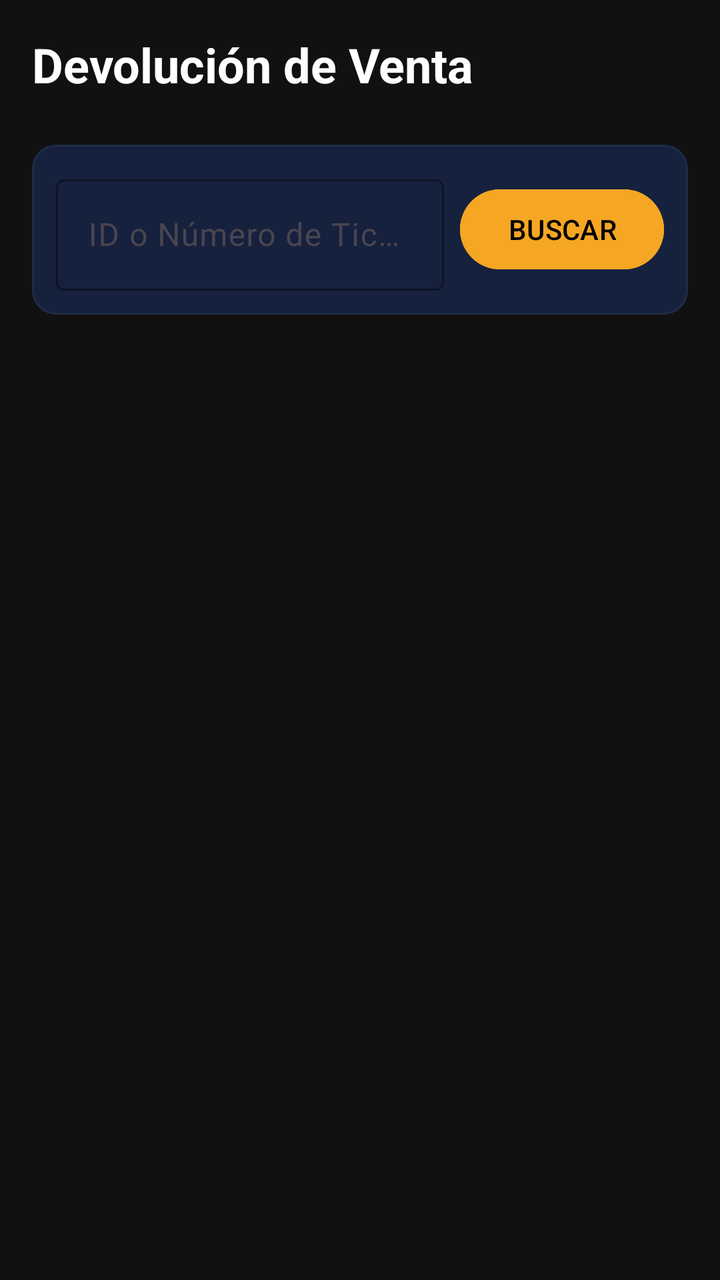
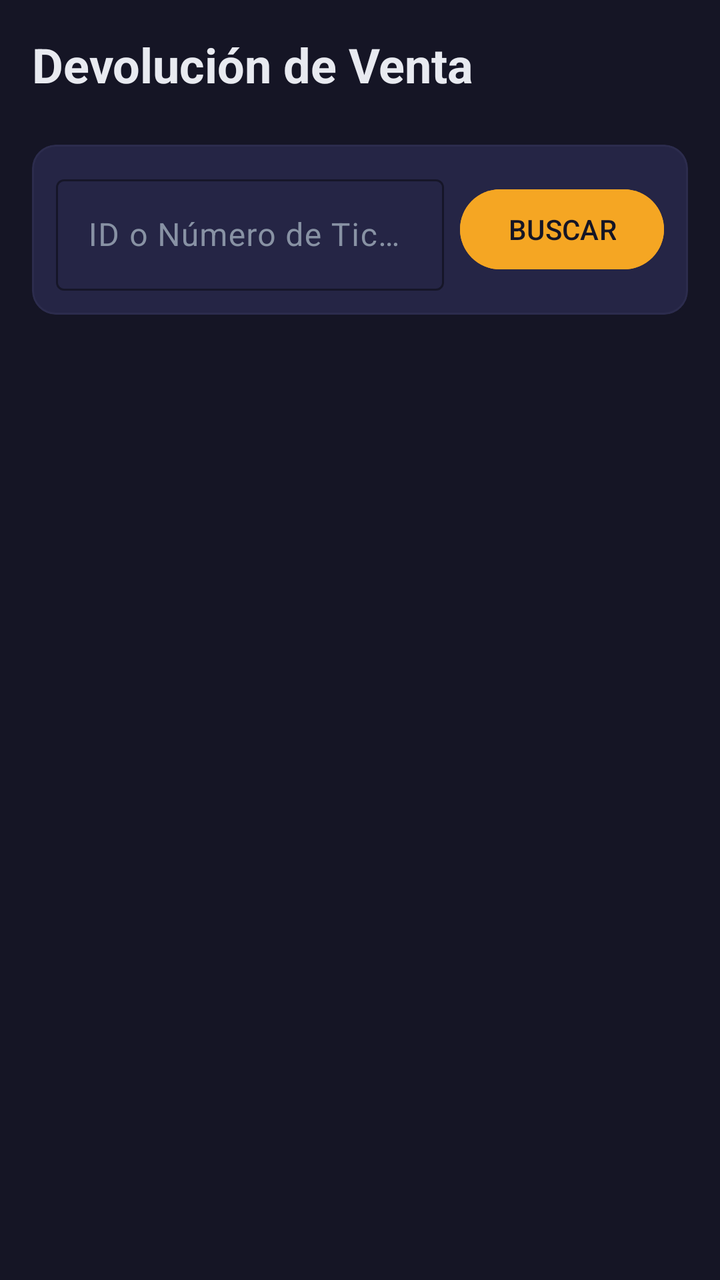

Screens rendered from an Android XML layout before and after an edit, with the pre-edit source and the edit as a unified diff.
<!-- AndroidManifest.xml: application theme Theme.Electrobazar -->
<!-- res/layout/fragment_returns.xml -->
<?xml version="1.0" encoding="utf-8"?>
<androidx.coordinatorlayout.widget.CoordinatorLayout xmlns:android="http://schemas.android.com/apk/res/android"
    xmlns:app="http://schemas.android.com/apk/res-auto"
    android:layout_width="match_parent"
    android:layout_height="match_parent"
    android:background="@color/background">

    <androidx.core.widget.NestedScrollView
        android:layout_width="match_parent"
        android:layout_height="match_parent"
        android:fillViewport="true">

        <LinearLayout
            android:layout_width="match_parent"
            android:layout_height="wrap_content"
            android:orientation="vertical"
            android:padding="16dp">

            
            <TextView
                android:layout_width="match_parent"
                android:layout_height="wrap_content"
                android:text="Devolución de Venta"
                android:textColor="@color/white"
                android:textSize="24sp"
                android:textStyle="bold"
                android:layout_marginBottom="24dp" />

            
            <com.google.android.material.card.MaterialCardView
                android:layout_width="match_parent"
                android:layout_height="wrap_content"
                app:cardBackgroundColor="@color/primary_variant"
                app:cardCornerRadius="12dp"
                app:strokeColor="@color/border"
                app:strokeWidth="1dp"
                android:layout_marginBottom="16dp">

                <LinearLayout
                    android:layout_width="match_parent"
                    android:layout_height="wrap_content"
                    android:orientation="horizontal"
                    android:padding="12dp"
                    android:gravity="center_vertical">

                    <com.google.android.material.textfield.TextInputLayout
                        android:layout_width="0dp"
                        android:layout_height="wrap_content"
                        android:layout_weight="1"
                        android:hint="ID o Número de Ticket"
                        app:boxStrokeColor="@color/accent"
                        app:hintTextColor="@color/accent">

                        <com.google.android.material.textfield.TextInputEditText
                            android:id="@+id/returnSearchInput"
                            android:layout_width="match_parent"
                            android:layout_height="wrap_content"
                            android:inputType="text"
                            android:textColor="@color/white" />
                    </com.google.android.material.textfield.TextInputLayout>

                    <com.google.android.material.button.MaterialButton
                        android:id="@+id/btnSearchTicket"
                        android:layout_width="wrap_content"
                        android:layout_height="wrap_content"
                        android:layout_marginStart="8dp"
                        android:text="BUSCAR"
                        android:backgroundTint="@color/accent"
                        android:textColor="@color/black" />
                </LinearLayout>
            </com.google.android.material.card.MaterialCardView>

            
            <ProgressBar
                android:id="@+id/loadingProgress"
                android:layout_width="wrap_content"
                android:layout_height="wrap_content"
                android:layout_gravity="center"
                android:visibility="gone" />

            
            <LinearLayout
                android:id="@+id/returnDetailsContainer"
                android:layout_width="match_parent"
                android:layout_height="wrap_content"
                android:orientation="vertical"
                android:visibility="gone">

                
                <com.google.android.material.card.MaterialCardView
                    android:layout_width="match_parent"
                    android:layout_height="wrap_content"
                    app:cardBackgroundColor="@color/primary_variant"
                    app:cardCornerRadius="12dp"
                    app:strokeColor="@color/border"
                    app:strokeWidth="1dp"
                    android:layout_marginBottom="16dp">

                    <LinearLayout
                        android:layout_width="match_parent"
                        android:layout_height="wrap_content"
                        android:orientation="vertical"
                        android:padding="16dp">

                        <TextView
                            android:id="@+id/saleInfoText"
                            android:layout_width="wrap_content"
                            android:layout_height="wrap_content"
                            android:text="Ticket #123 - 13/03/2026"
                            android:textColor="@color/white"
                            android:textStyle="bold"
                            android:layout_marginBottom="4dp" />

                        <TextView
                            android:id="@+id/saleCustomerText"
                            android:layout_width="wrap_content"
                            android:layout_height="wrap_content"
                            android:text="Cliente: Sin cliente"
                            android:textColor="@color/text_muted" />

                        <TextView
                            android:id="@+id/saleTotalText"
                            android:layout_width="wrap_content"
                            android:layout_height="wrap_content"
                            android:text="Total: 150.00€"
                            android:textColor="@color/info"
                            android:textStyle="bold"
                            android:layout_marginTop="8dp" />

                    </LinearLayout>
                </com.google.android.material.card.MaterialCardView>

                
                <LinearLayout
                    android:layout_width="match_parent"
                    android:layout_height="wrap_content"
                    android:orientation="horizontal"
                    android:padding="8dp"
                    android:background="@color/primary_variant"
                    android:layout_marginBottom="1dp">
                    <TextView android:layout_width="0dp" android:layout_height="wrap_content" android:layout_weight="3" android:text="Producto" android:textColor="@color/text_muted" android:textSize="12sp" />
                    <TextView android:layout_width="0dp" android:layout_height="wrap_content" android:layout_weight="1" android:text="Vendido" android:textColor="@color/text_muted" android:textSize="12sp" android:gravity="center" />
                    <TextView android:layout_width="0dp" android:layout_height="wrap_content" android:layout_weight="1" android:text="Devolver" android:textColor="@color/text_muted" android:textSize="12sp" android:gravity="center" />
                </LinearLayout>

                
                <androidx.recyclerview.widget.RecyclerView
                    android:id="@+id/returnLinesRecyclerView"
                    android:layout_width="match_parent"
                    android:layout_height="wrap_content"
                    android:nestedScrollingEnabled="false"
                    android:layout_marginBottom="24dp" />

                
                <com.google.android.material.card.MaterialCardView
                    android:layout_width="match_parent"
                    android:layout_height="wrap_content"
                    app:cardBackgroundColor="@color/primary_variant"
                    app:cardCornerRadius="12dp"
                    app:strokeColor="@color/border"
                    app:strokeWidth="1dp">

                    <LinearLayout
                        android:layout_width="match_parent"
                        android:layout_height="wrap_content"
                        android:orientation="vertical"
                        android:padding="16dp">

                        <TextView
                            android:layout_width="wrap_content"
                            android:layout_height="wrap_content"
                            android:text="Método de Reembolso"
                            android:textColor="@color/text_muted"
                            android:layout_marginBottom="8dp" />

                        <Spinner
                            android:id="@+id/refundMethodSpinner"
                            android:layout_width="match_parent"
                            android:layout_height="48dp"
                            android:backgroundTint="@color/white"
                            android:layout_marginBottom="16dp" />

                        <com.google.android.material.textfield.TextInputLayout
                            android:layout_width="match_parent"
                            android:layout_height="wrap_content"
                            android:hint="Motivo de devolución"
                            app:boxStrokeColor="@color/accent"
                            android:layout_marginBottom="20dp">

                            <com.google.android.material.textfield.TextInputEditText
                                android:id="@+id/returnReasonInput"
                                android:layout_width="match_parent"
                                android:layout_height="wrap_content"
                                android:textColor="@color/white" />
                        </com.google.android.material.textfield.TextInputLayout>

                        <TextView
                            android:id="@+id/totalRefundPreviewText"
                            android:layout_width="match_parent"
                            android:layout_height="wrap_content"
                            android:text="Total a devolver: 0.00€"
                            android:textColor="@color/accent"
                            android:textSize="20sp"
                            android:textStyle="bold"
                            android:gravity="center"
                            android:layout_marginBottom="20dp" />

                        <com.google.android.material.button.MaterialButton
                            android:id="@+id/btnSubmitReturn"
                            android:layout_width="match_parent"
                            android:layout_height="56dp"
                            android:text="PROCESAR DEVOLUCIÓN"
                            android:backgroundTint="@color/accent"
                            android:textColor="@color/black"
                            app:cornerRadius="8dp" />

                    </LinearLayout>
                </com.google.android.material.card.MaterialCardView>

            </LinearLayout>

        </LinearLayout>
    </androidx.core.widget.NestedScrollView>

</androidx.coordinatorlayout.widget.CoordinatorLayout>
<!-- resources referenced by this layout -->
<resources>
  <color name="accent">#f5a623</color>
  <color name="background">#111111</color>
  <color name="black">#000000</color>
  <color name="border">#1e2d45</color>
  <color name="info">#3b82f6</color>
  <color name="primary_variant">#16213e</color>
  <color name="text_muted">#8892a4</color>
  <color name="white">#FFFFFF</color>
  <style name="Theme.Electrobazar" parent="Base.Theme.Electrobazar" />
  <style name="Base.Theme.Electrobazar" parent="Theme.Material3.DayNight.NoActionBar">
          <item name="colorPrimary">@color/primary</item>
          <item name="colorSecondary">@color/secondary</item>
          <item name="android:windowBackground">@color/background</item>
          <item name="android:textColorPrimary">@color/text_main</item>
          <item name="colorError">@color/danger</item>
      </style>
  <color name="primary">#1a1a2e</color>
  <color name="secondary">#16213e</color>
  <color name="text_main">#e8eaf0</color>
  <color name="danger">#ef4444</color>
</resources>

<!-- the commit's change to res/layout/fragment_returns.xml (unified diff, before → after) -->
@@ -3,7 +3,7 @@
     xmlns:app="http://schemas.android.com/apk/res-auto"
     android:layout_width="match_parent"
     android:layout_height="match_parent"
-    android:background="@color/background">
+    android:background="?attr/android:windowBackground">
 
     <androidx.core.widget.NestedScrollView
         android:layout_width="match_parent"
@@ -21,7 +21,7 @@
                 android:layout_width="match_parent"
                 android:layout_height="wrap_content"
                 android:text="Devolución de Venta"
-                android:textColor="@color/white"
+                android:textColor="?attr/android:textColorPrimary"
                 android:textSize="24sp"
                 android:textStyle="bold"
                 android:layout_marginBottom="24dp" />
@@ -30,9 +30,9 @@
             <com.google.android.material.card.MaterialCardView
                 android:layout_width="match_parent"
                 android:layout_height="wrap_content"
-                app:cardBackgroundColor="@color/primary_variant"
+                app:cardBackgroundColor="?attr/colorSurface"
                 app:cardCornerRadius="12dp"
-                app:strokeColor="@color/border"
+                app:strokeColor="?attr/colorOutline"
                 app:strokeWidth="1dp"
                 android:layout_marginBottom="16dp">
 
@@ -48,15 +48,15 @@
                         android:layout_height="wrap_content"
                         android:layout_weight="1"
                         android:hint="ID o Número de Ticket"
-                        app:boxStrokeColor="@color/accent"
-                        app:hintTextColor="@color/accent">
+                        app:boxStrokeColor="?attr/colorPrimary"
+                        app:hintTextColor="?attr/colorPrimary">
 
                         <com.google.android.material.textfield.TextInputEditText
                             android:id="@+id/returnSearchInput"
                             android:layout_width="match_parent"
                             android:layout_height="wrap_content"
                             android:inputType="text"
-                            android:textColor="@color/white" />
+                            android:textColor="?attr/android:textColorPrimary" />
                     </com.google.android.material.textfield.TextInputLayout>
 
                     <com.google.android.material.button.MaterialButton
@@ -65,8 +65,8 @@
                         android:layout_height="wrap_content"
                         android:layout_marginStart="8dp"
                         android:text="BUSCAR"
-                        android:backgroundTint="@color/accent"
-                        android:textColor="@color/black" />
+                        android:backgroundTint="?attr/colorPrimary"
+                        android:textColor="?attr/android:windowBackground" />
                 </LinearLayout>
             </com.google.android.material.card.MaterialCardView>
 
@@ -90,9 +90,9 @@
                 <com.google.android.material.card.MaterialCardView
                     android:layout_width="match_parent"
                     android:layout_height="wrap_content"
-                    app:cardBackgroundColor="@color/primary_variant"
+                    app:cardBackgroundColor="?attr/colorSurface"
                     app:cardCornerRadius="12dp"
-                    app:strokeColor="@color/border"
+                    app:strokeColor="?attr/colorOutline"
                     app:strokeWidth="1dp"
                     android:layout_marginBottom="16dp">
 
@@ -107,7 +107,7 @@
                             android:layout_width="wrap_content"
                             android:layout_height="wrap_content"
                             android:text="Ticket #123 - 13/03/2026"
-                            android:textColor="@color/white"
+                            android:textColor="?attr/android:textColorPrimary"
                             android:textStyle="bold"
                             android:layout_marginBottom="4dp" />
 
@@ -116,14 +116,14 @@
                             android:layout_width="wrap_content"
                             android:layout_height="wrap_content"
                             android:text="Cliente: Sin cliente"
-                            android:textColor="@color/text_muted" />
+                            android:textColor="?attr/android:textColorSecondary" />
 
                         <TextView
                             android:id="@+id/saleTotalText"
                             android:layout_width="wrap_content"
                             android:layout_height="wrap_content"
                             android:text="Total: 150.00€"
-                            android:textColor="@color/info"
+                            android:textColor="?attr/colorPrimary"
                             android:textStyle="bold"
                             android:layout_marginTop="8dp" />
 
@@ -136,11 +136,11 @@
                     android:layout_height="wrap_content"
                     android:orientation="horizontal"
                     android:padding="8dp"
-                    android:background="@color/primary_variant"
+                    android:background="?attr/colorSurface"
                     android:layout_marginBottom="1dp">
-                    <TextView android:layout_width="0dp" android:layout_height="wrap_content" android:layout_weight="3" android:text="Producto" android:textColor="@color/text_muted" android:textSize="12sp" />
-                    <TextView android:layout_width="0dp" android:layout_height="wrap_content" android:layout_weight="1" android:text="Vendido" android:textColor="@color/text_muted" android:textSize="12sp" android:gravity="center" />
-                    <TextView android:layout_width="0dp" android:layout_height="wrap_content" android:layout_weight="1" android:text="Devolver" android:textColor="@color/text_muted" android:textSize="12sp" android:gravity="center" />
+                    <TextView android:layout_width="0dp" android:layout_height="wrap_content" android:layout_weight="3" android:text="Producto" android:textColor="?attr/android:textColorSecondary" android:textSize="12sp" />
+                    <TextView android:layout_width="0dp" android:layout_height="wrap_content" android:layout_weight="1" android:text="Vendido" android:textColor="?attr/android:textColorSecondary" android:textSize="12sp" android:gravity="center" />
+                    <TextView android:layout_width="0dp" android:layout_height="wrap_content" android:layout_weight="1" android:text="Devolver" android:textColor="?attr/android:textColorSecondary" android:textSize="12sp" android:gravity="center" />
                 </LinearLayout>
 
                 
@@ -155,9 +155,9 @@
                 <com.google.android.material.card.MaterialCardView
                     android:layout_width="match_parent"
                     android:layout_height="wrap_content"
-                    app:cardBackgroundColor="@color/primary_variant"
+                    app:cardBackgroundColor="?attr/colorSurface"
                     app:cardCornerRadius="12dp"
-                    app:strokeColor="@color/border"
+                    app:strokeColor="?attr/colorOutline"
                     app:strokeWidth="1dp">
 
                     <LinearLayout
@@ -170,28 +170,28 @@
                             android:layout_width="wrap_content"
                             android:layout_height="wrap_content"
                             android:text="Método de Reembolso"
-                            android:textColor="@color/text_muted"
+                            android:textColor="?attr/android:textColorSecondary"
                             android:layout_marginBottom="8dp" />
 
                         <Spinner
                             android:id="@+id/refundMethodSpinner"
                             android:layout_width="match_parent"
                             android:layout_height="48dp"
-                            android:backgroundTint="@color/white"
+                            android:backgroundTint="?attr/android:textColorSecondary"
                             android:layout_marginBottom="16dp" />
 
                         <com.google.android.material.textfield.TextInputLayout
                             android:layout_width="match_parent"
                             android:layout_height="wrap_content"
                             android:hint="Motivo de devolución"
-                            app:boxStrokeColor="@color/accent"
+                            app:boxStrokeColor="?attr/colorPrimary"
                             android:layout_marginBottom="20dp">
 
                             <com.google.android.material.textfield.TextInputEditText
                                 android:id="@+id/returnReasonInput"
                                 android:layout_width="match_parent"
                                 android:layout_height="wrap_content"
-                                android:textColor="@color/white" />
+                                android:textColor="?attr/android:textColorPrimary" />
                         </com.google.android.material.textfield.TextInputLayout>
 
                         <TextView
@@ -199,7 +199,7 @@
                             android:layout_width="match_parent"
                             android:layout_height="wrap_content"
                             android:text="Total a devolver: 0.00€"
-                            android:textColor="@color/accent"
+                            android:textColor="?attr/colorPrimary"
                             android:textSize="20sp"
                             android:textStyle="bold"
                             android:gravity="center"
@@ -210,8 +210,8 @@
                             android:layout_width="match_parent"
                             android:layout_height="56dp"
                             android:text="PROCESAR DEVOLUCIÓN"
-                            android:backgroundTint="@color/accent"
-                            android:textColor="@color/black"
+                            android:backgroundTint="?attr/colorPrimary"
+                            android:textColor="?attr/android:windowBackground"
                             app:cornerRadius="8dp" />
 
                     </LinearLayout>
<!-- resource entries referenced after the edit -->
@@ -1,23 +1,38 @@
 <!-- resources referenced by this layout -->
 <resources>
   <color name="accent">#f5a623</color>
-  <color name="background">#111111</color>
-  <color name="black">#000000</color>
-  <color name="border">#1e2d45</color>
-  <color name="info">#3b82f6</color>
-  <color name="primary_variant">#16213e</color>
+  <color name="border">#2c2c4d</color>
   <color name="text_muted">#8892a4</color>
-  <color name="white">#FFFFFF</color>
   <style name="Theme.Electrobazar" parent="Base.Theme.Electrobazar" />
   <style name="Base.Theme.Electrobazar" parent="Theme.Material3.DayNight.NoActionBar">
-          <item name="colorPrimary">@color/primary</item>
-          <item name="colorSecondary">@color/secondary</item>
-          <item name="android:windowBackground">@color/background</item>
+          
+          <item name="colorPrimary">@color/accent</item>
+          <item name="colorOnPrimary">@color/primary</item>
+          <item name="colorSecondary">@color/accent</item>
+          <item name="colorOnSecondary">@color/primary</item>
+          <item name="colorPrimaryContainer">@color/surface</item>
+          <item name="colorOnPrimaryContainer">@color/text_main</item>
+          
+          <item name="colorSurface">@color/surface</item>
+          <item name="colorOnSurface">@color/text_main</item>
+          <item name="colorSurfaceVariant">@color/secondary</item>
+          <item name="colorOnSurfaceVariant">@color/text_muted</item>
+          <item name="colorOutline">@color/border</item>
+          
+          <item name="android:windowBackground">@color/primary</item>
+          <item name="android:colorBackground">@color/primary</item>
           <item name="android:textColorPrimary">@color/text_main</item>
+          <item name="android:textColorSecondary">@color/text_muted</item>
+          <item name="android:textColorHint">@color/text_muted</item>
+          
+          <item name="android:statusBarColor">@color/primary</item>
+          <item name="android:navigationBarColor">@color/primary</item>
+          
           <item name="colorError">@color/danger</item>
       </style>
-  <color name="primary">#1a1a2e</color>
-  <color name="secondary">#16213e</color>
+  <color name="primary">#151525</color>
+  <color name="surface">#252545</color>
+  <color name="secondary">#1e1e35</color>
   <color name="text_main">#e8eaf0</color>
   <color name="danger">#ef4444</color>
 </resources>
